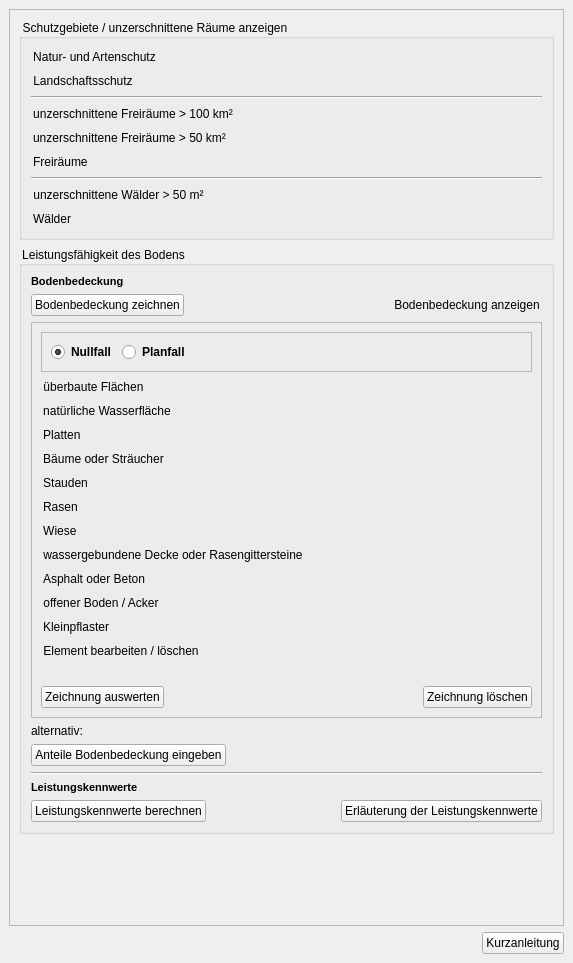
The window that projektcheck/ui/ProjektCheck_dockwidget_analysis_04-Oeko.ui (projektcheck/ProjektCheck-QGIS) describes before a commit, drawn with Qt 5.
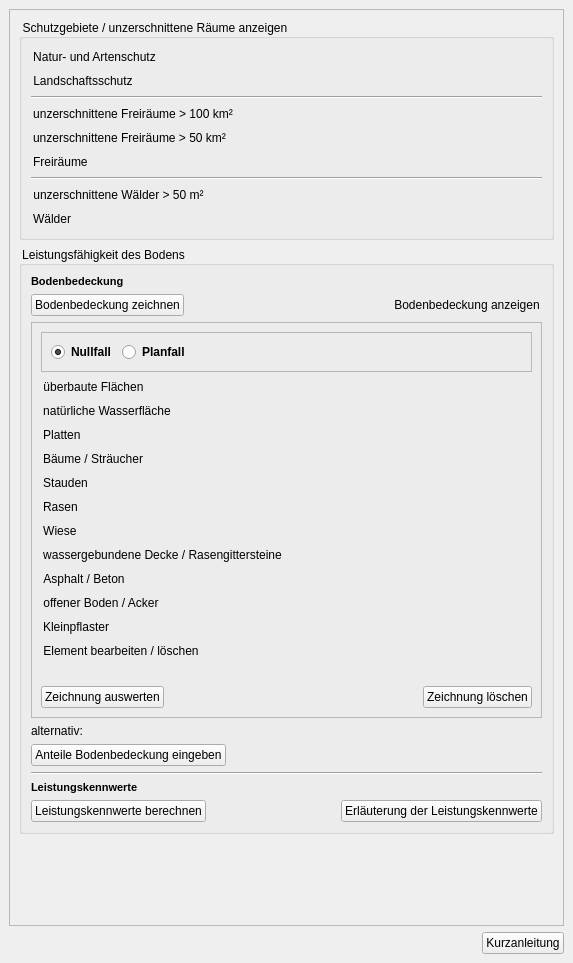
The same window after the commit. Icons and pictures are not drawn. Custom widgets are drawn as their Qt base class.

Diff of the .ui file:
```diff
--- a/projektcheck/ui/ProjektCheck_dockwidget_analysis_04-Oeko.ui
+++ b/projektcheck/ui/ProjektCheck_dockwidget_analysis_04-Oeko.ui
@@ -67,8 +67,8 @@
         <rect>
          <x>0</x>
          <y>0</y>
-         <width>536</width>
-         <height>1044</height>
+         <width>546</width>
+         <height>931</height>
         </rect>
        </property>
        <layout class="QVBoxLayout" name="verticalLayout_7">
@@ -657,7 +657,7 @@
                  <cursorShape>PointingHandCursor</cursorShape>
                 </property>
                 <property name="text">
-                 <string>Bäume oder Sträucher</string>
+                 <string>Bäume / Sträucher</string>
                 </property>
                 <property name="icon">
                  <iconset>
@@ -801,7 +801,7 @@
                  <cursorShape>PointingHandCursor</cursorShape>
                 </property>
                 <property name="text">
-                 <string>wassergebundene Decke oder Rasengittersteine</string>
+                 <string>wassergebundene Decke / Rasengittersteine</string>
                 </property>
                 <property name="icon">
                  <iconset>
@@ -837,7 +837,7 @@
                  <cursorShape>PointingHandCursor</cursorShape>
                 </property>
                 <property name="text">
-                 <string>Asphalt oder Beton</string>
+                 <string>Asphalt / Beton</string>
                 </property>
                 <property name="icon">
                  <iconset>
```
Left out of the diff: 4 changed lines with no effect on the pictures.
